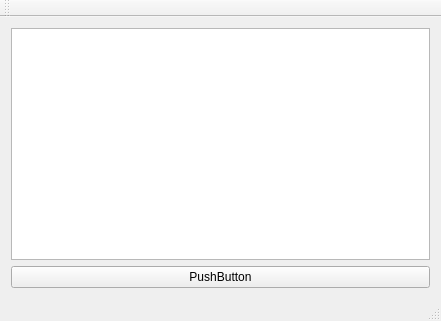
Before: the Qt Designer form QTreeViewTest/mainwindow.ui in hutpond/Qt, drawn with Qt 5.
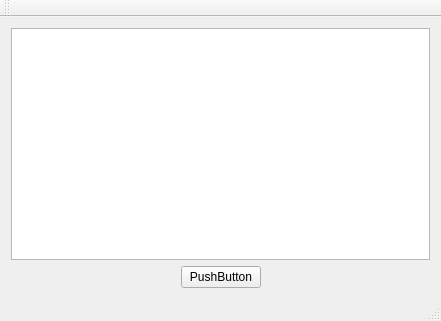
After: the same form once the commit is applied.

Patch:
```diff
--- a/QTreeViewTest/mainwindow.ui
+++ b/QTreeViewTest/mainwindow.ui
@@ -15,16 +15,42 @@
   </property>
   <widget class="QWidget" name="centralWidget">
    <layout class="QGridLayout" name="gridLayout">
-    <item row="0" column="0">
-     <widget class="QTreeView" name="treeView"/>
-    </item>
-    <item row="1" column="0">
+    <item row="2" column="1">
      <widget class="QPushButton" name="pushButton">
       <property name="text">
        <string>PushButton</string>
       </property>
      </widget>
     </item>
+    <item row="2" column="0">
+     <spacer name="horizontalSpacer">
+      <property name="orientation">
+       <enum>Qt::Horizontal</enum>
+      </property>
+      <property name="sizeHint" stdset="0">
+       <size>
+        <width>40</width>
+        <height>20</height>
+       </size>
+      </property>
+     </spacer>
+    </item>
+    <item row="2" column="2">
+     <spacer name="horizontalSpacer_2">
+      <property name="orientation">
+       <enum>Qt::Horizontal</enum>
+      </property>
+      <property name="sizeHint" stdset="0">
+       <size>
+        <width>40</width>
+        <height>20</height>
+       </size>
+      </property>
+     </spacer>
+    </item>
+    <item row="0" column="0" colspan="3">
+     <widget class="QTreeView" name="treeView"/>
+    </item>
    </layout>
   </widget>
   <widget class="QMenuBar" name="menuBar">
```
